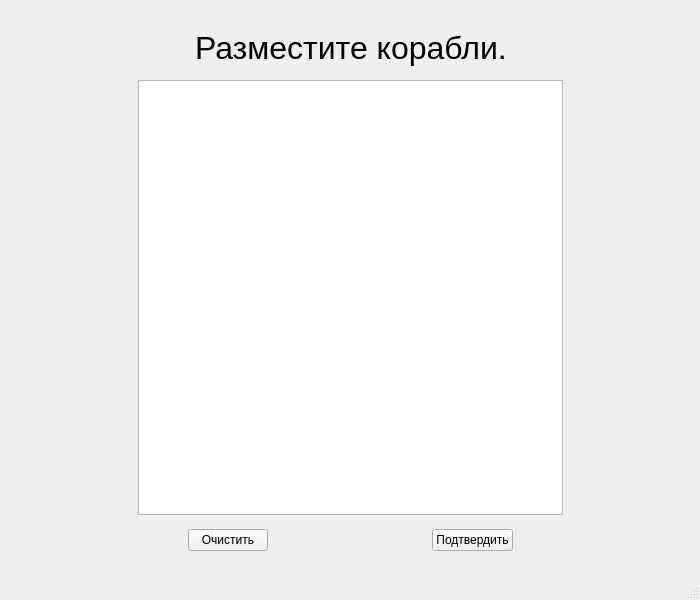
Old version of the form qt_windows/edit_win.ui in the repository mansik-75/first_course_semester_work_2.
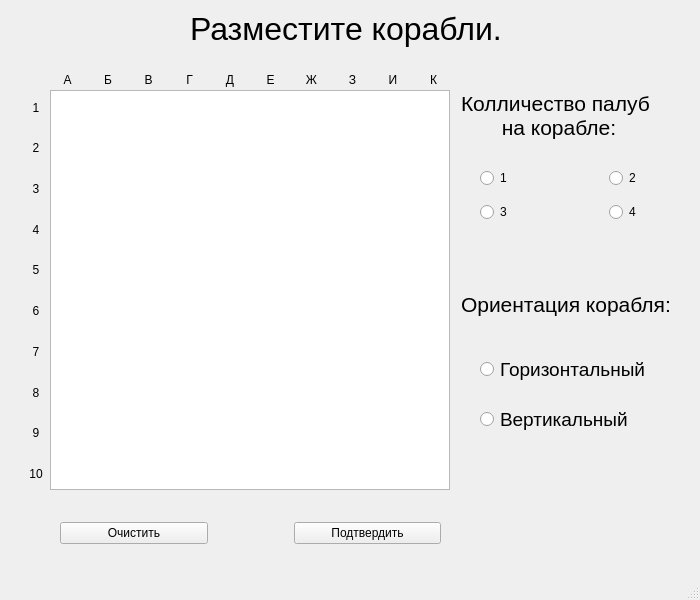
New version of the form.

Diff of the .ui file:
```diff
--- a/qt_windows/edit_win.ui
+++ b/qt_windows/edit_win.ui
@@ -14,18 +14,341 @@
    <string>Edit</string>
   </property>
   <widget class="QWidget" name="centralwidget">
+   <widget class="QGraphicsView" name="graphicsView">
+    <property name="geometry">
+     <rect>
+      <x>50</x>
+      <y>90</y>
+      <width>400</width>
+      <height>400</height>
+     </rect>
+    </property>
+   </widget>
+   <widget class="QWidget" name="layoutWidget">
+    <property name="geometry">
+     <rect>
+      <x>60</x>
+      <y>520</y>
+      <width>381</width>
+      <height>27</height>
+     </rect>
+    </property>
+    <layout class="QHBoxLayout" name="horizontalLayout">
+     <item>
+      <widget class="QPushButton" name="pushButton">
+       <property name="text">
+        <string>Очистить</string>
+       </property>
+      </widget>
+     </item>
+     <item>
+      <spacer name="horizontalSpacer">
+       <property name="orientation">
+        <enum>Qt::Horizontal</enum>
+       </property>
+       <property name="sizeType">
+        <enum>QSizePolicy::Fixed</enum>
+       </property>
+       <property name="sizeHint" stdset="0">
+        <size>
+         <width>80</width>
+         <height>20</height>
+        </size>
+       </property>
+      </spacer>
+     </item>
+     <item>
+      <widget class="QPushButton" name="pushButton_2">
+       <property name="text">
+        <string>Подтвердить</string>
+       </property>
+      </widget>
+     </item>
+    </layout>
+   </widget>
+   <widget class="QWidget" name="layoutWidget">
+    <property name="geometry">
+     <rect>
+      <x>10</x>
+      <y>90</y>
+      <width>41</width>
+      <height>401</height>
+     </rect>
+    </property>
+    <layout class="QVBoxLayout" name="verticalLayout_4">
+     <property name="leftMargin">
+      <number>11</number>
+     </property>
+     <item>
+      <widget class="QLabel" name="label_4">
+       <property name="text">
+        <string>1</string>
+       </property>
+       <property name="alignment">
+        <set>Qt::AlignCenter</set>
+       </property>
+      </widget>
+     </item>
+     <item>
+      <widget class="QLabel" name="label_5">
+       <property name="text">
+        <string>2</string>
+       </property>
+       <property name="alignment">
+        <set>Qt::AlignCenter</set>
+       </property>
+      </widget>
+     </item>
+     <item>
+      <widget class="QLabel" name="label_6">
+       <property name="text">
+        <string>3</string>
+       </property>
+       <property name="alignment">
+        <set>Qt::AlignCenter</set>
+       </property>
+      </widget>
+     </item>
+     <item>
+      <widget class="QLabel" name="label_7">
+       <property name="text">
+        <string>4</string>
+       </property>
+       <property name="alignment">
+        <set>Qt::AlignCenter</set>
+       </property>
+      </widget>
+     </item>
+     <item>
+      <widget class="QLabel" name="label_8">
+       <property name="text">
+        <string>5</string>
+       </property>
+       <property name="alignment">
+        <set>Qt::AlignCenter</set>
+       </property>
+      </widget>
+     </item>
+     <item>
+      <widget class="QLabel" name="label_9">
+       <property name="text">
+        <string>6</string>
+       </property>
+       <property name="alignment">
+        <set>Qt::AlignCenter</set>
+       </property>
+      </widget>
+     </item>
+     <item>
+      <widget class="QLabel" name="label_10">
+       <property name="text">
+        <string>7</string>
+       </property>
+       <property name="alignment">
+        <set>Qt::AlignCenter</set>
+       </property>
+      </widget>
+     </item>
+     <item>
+      <widget class="QLabel" name="label_11">
+       <property name="text">
+        <string>8</string>
+       </property>
+       <property name="alignment">
+        <set>Qt::AlignCenter</set>
+       </property>
+      </widget>
+     </item>
+     <item>
+      <widget class="QLabel" name="label_12">
+       <property name="text">
+        <string>9</string>
+       </property>
+       <property name="alignment">
+        <set>Qt::AlignCenter</set>
+       </property>
+      </widget>
+     </item>
+     <item>
+      <widget class="QLabel" name="label_13">
+       <property name="text">
+        <string>10</string>
+       </property>
+       <property name="alignment">
+        <set>Qt::AlignCenter</set>
+       </property>
+      </widget>
+     </item>
+    </layout>
+   </widget>
+   <widget class="QLabel" name="label">
+    <property name="geometry">
+     <rect>
+      <x>190</x>
+      <y>10</y>
+      <width>318</width>
+      <height>37</height>
+     </rect>
+    </property>
+    <property name="font">
+     <font>
+      <pointsize>24</pointsize>
+     </font>
+    </property>
+    <property name="text">
+     <string>Разместите корабли.</string>
+    </property>
+   </widget>
+   <widget class="QWidget" name="layoutWidget">
+    <property name="geometry">
+     <rect>
+      <x>50</x>
+      <y>70</y>
+      <width>401</width>
+      <height>19</height>
+     </rect>
+    </property>
+    <layout class="QHBoxLayout" name="horizontalLayout_4">
+     <item>
+      <widget class="QLabel" name="label_14">
+       <property name="text">
+        <string>А</string>
+       </property>
+       <property name="alignment">
+        <set>Qt::AlignCenter</set>
+       </property>
+      </widget>
+     </item>
+     <item>
+      <widget class="QLabel" name="label_15">
+       <property name="text">
+        <string>Б</string>
+       </property>
+       <property name="alignment">
+        <set>Qt::AlignCenter</set>
+       </property>
+      </widget>
+     </item>
+     <item>
+      <widget class="QLabel" name="label_16">
+       <property name="text">
+        <string>В</string>
+       </property>
+       <property name="alignment">
+        <set>Qt::AlignCenter</set>
+       </property>
+      </widget>
+     </item>
+     <item>
+      <widget class="QLabel" name="label_17">
+       <property name="text">
+        <string>Г</string>
+       </property>
+       <property name="alignment">
+        <set>Qt::AlignCenter</set>
+       </property>
+      </widget>
+     </item>
+     <item>
+      <widget class="QLabel" name="label_18">
+       <property name="text">
+        <string>Д</string>
+       </property>
+       <property name="alignment">
+        <set>Qt::AlignCenter</set>
+       </property>
+      </widget>
+     </item>
+     <item>
+      <widget class="QLabel" name="label_19">
+       <property name="text">
+        <string>Е</string>
+       </property>
+       <property name="alignment">
+        <set>Qt::AlignCenter</set>
+       </property>
+      </widget>
+     </item>
+     <item>
+      <widget class="QLabel" name="label_20">
+       <property name="text">
+        <string>Ж</string>
+       </property>
+       <property name="alignment">
+        <set>Qt::AlignCenter</set>
+       </property>
+      </widget>
+     </item>
+     <item>
+      <widget class="QLabel" name="label_21">
+       <property name="text">
+        <string>З</string>
+       </property>
+       <property name="alignment">
+        <set>Qt::AlignCenter</set>
+       </property>
+      </widget>
+     </item>
+     <item>
+      <widget class="QLabel" name="label_22">
+       <property name="text">
+        <string>И</string>
+       </property>
+       <property name="alignment">
+        <set>Qt::AlignCenter</set>
+       </property>
+      </widget>
+     </item>
+     <item>
+      <widget class="QLabel" name="label_23">
+       <property name="text">
+        <string>К</string>
+       </property>
+       <property name="alignment">
+        <set>Qt::AlignCenter</set>
+       </property>
+      </widget>
+     </item>
+    </layout>
+   </widget>
+   <widget class="QLabel" name="label_2">
+    <property name="geometry">
+     <rect>
+      <x>461</x>
+      <y>91</y>
+      <width>193</width>
+      <height>48</height>
+     </rect>
+    </property>
+    <property name="font">
+     <font>
+      <pointsize>16</pointsize>
+     </font>
+    </property>
+    <property name="text">
+     <string>Колличество палуб
+       на корабле:</string>
+    </property>
+   </widget>
    <widget class="QWidget" name="">
     <property name="geometry">
      <rect>
-      <x>30</x>
-      <y>30</y>
-      <width>641</width>
-      <height>521</height>
+      <x>480</x>
+      <y>160</y>
+      <width>161</width>
+      <height>71</height>
      </rect>
     </property>
     <layout class="QVBoxLayout" name="verticalLayout">
      <item>
       <layout class="QHBoxLayout" name="horizontalLayout_2">
+       <item>
+        <widget class="QRadioButton" name="radioButton">
+         <property name="text">
+          <string>1</string>
+         </property>
+        </widget>
+       </item>
        <item>
         <spacer name="horizontalSpacer_2">
          <property name="orientation">
@@ -40,127 +363,25 @@
         </spacer>
        </item>
        <item>
-        <widget class="QLabel" name="label">
-         <property name="font">
-          <font>
-           <pointsize>24</pointsize>
-          </font>
-         </property>
+        <widget class="QRadioButton" name="radioButton_2">
          <property name="text">
-          <string>Разместите корабли.</string>
+          <string>2</string>
          </property>
         </widget>
        </item>
-       <item>
-        <spacer name="horizontalSpacer_3">
-         <property name="orientation">
-          <enum>Qt::Horizontal</enum>
-         </property>
-         <property name="sizeHint" stdset="0">
-          <size>
-           <width>40</width>
-           <height>20</height>
-          </size>
-         </property>
-        </spacer>
-       </item>
       </layout>
      </item>
-     <item>
-      <spacer name="verticalSpacer">
-       <property name="orientation">
-        <enum>Qt::Vertical</enum>
-       </property>
-       <property name="sizeType">
-        <enum>QSizePolicy::Fixed</enum>
-       </property>
-       <property name="sizeHint" stdset="0">
-        <size>
-         <width>20</width>
-         <height>8</height>
-        </size>
-       </property>
-      </spacer>
-     </item>
      <item>
       <layout class="QHBoxLayout" name="horizontalLayout_3">
        <item>
-        <spacer name="horizontalSpacer_4">
-         <property name="orientation">
-          <enum>Qt::Horizontal</enum>
-         </property>
-         <property name="sizeType">
-          <enum>QSizePolicy::Fixed</enum>
-         </property>
-         <property name="sizeHint" stdset="0">
-          <size>
-           <width>108</width>
-           <height>20</height>
-          </size>
-         </property>
-        </spacer>
-       </item>
-       <item>
-        <widget class="QGraphicsView" name="graphicsView"/>
-       </item>
-       <item>
-        <spacer name="horizontalSpacer_5">
-         <property name="orientation">
-          <enum>Qt::Horizontal</enum>
-         </property>
-         <property name="sizeType">
-          <enum>QSizePolicy::Fixed</enum>
-         </property>
-         <property name="sizeHint" stdset="0">
-          <size>
-           <width>108</width>
-           <height>20</height>
-          </size>
-         </property>
-        </spacer>
-       </item>
-      </layout>
-     </item>
-     <item>
-      <spacer name="verticalSpacer_2">
-       <property name="orientation">
-        <enum>Qt::Vertical</enum>
-       </property>
-       <property name="sizeType">
-        <enum>QSizePolicy::Fixed</enum>
-       </property>
-       <property name="sizeHint" stdset="0">
-        <size>
-         <width>20</width>
-         <height>8</height>
-        </size>
-       </property>
-      </spacer>
-     </item>
-     <item>
-      <layout class="QHBoxLayout" name="horizontalLayout">
-       <item>
-        <spacer name="horizontalSpacer_7">
-         <property name="orientation">
-          <enum>Qt::Horizontal</enum>
-         </property>
-         <property name="sizeHint" stdset="0">
-          <size>
-           <width>40</width>
-           <height>20</height>
-          </size>
-         </property>
-        </spacer>
-       </item>
-       <item>
-        <widget class="QPushButton" name="pushButton">
+        <widget class="QRadioButton" name="radioButton_3">
          <property name="text">
-          <string>Очистить</string>
+          <string>3</string>
          </property>
         </widget>
        </item>
        <item>
-        <spacer name="horizontalSpacer">
+        <spacer name="horizontalSpacer_3">
          <property name="orientation">
           <enum>Qt::Horizontal</enum>
          </property>
@@ -173,39 +394,70 @@
         </spacer>
        </item>
        <item>
-        <widget class="QPushButton" name="pushButton_2">
+        <widget class="QRadioButton" name="radioButton_4">
          <property name="text">
-          <string>Подтвердить</string>
+          <string>4</string>
          </property>
         </widget>
        </item>
-       <item>
-        <spacer name="horizontalSpacer_6">
-         <property name="orientation">
-          <enum>Qt::Horizontal</enum>
-         </property>
-         <property name="sizeHint" stdset="0">
-          <size>
-           <width>40</width>
-           <height>20</height>
-          </size>
-         </property>
-        </spacer>
-       </item>
       </layout>
      </item>
     </layout>
    </widget>
-  </widget>
-  <widget class="QMenuBar" name="menubar">
-   <property name="geometry">
-    <rect>
-     <x>0</x>
-     <y>0</y>
-     <width>700</width>
-     <height>22</height>
-    </rect>
-   </property>
+   <widget class="QLabel" name="label_3">
+    <property name="geometry">
+     <rect>
+      <x>461</x>
+      <y>292</y>
+      <width>216</width>
+      <height>24</height>
+     </rect>
+    </property>
+    <property name="font">
+     <font>
+      <pointsize>16</pointsize>
+     </font>
+    </property>
+    <property name="text">
+     <string>Ориентация корабля:</string>
+    </property>
+   </widget>
+   <widget class="QWidget" name="">
+    <property name="geometry">
+     <rect>
+      <x>480</x>
+      <y>340</y>
+      <width>177</width>
+      <height>110</height>
+     </rect>
+    </property>
+    <layout class="QVBoxLayout" name="verticalLayout_2">
+     <item>
+      <widget class="QRadioButton" name="radioButton_5">
+       <property name="font">
+        <font>
+         <pointsize>14</pointsize>
+        </font>
+       </property>
+       <property name="text">
+        <string>Горизонтальный</string>
+       </property>
+      </widget>
+     </item>
+     <item>
+      <widget class="QRadioButton" name="radioButton_6">
+       <property name="font">
+        <font>
+         <pointsize>14</pointsize>
+        </font>
+       </property>
+       <property name="text">
+        <string>Вертикальный</string>
+       </property>
+      </widget>
+     </item>
+    </layout>
+   </widget>
   </widget>
   <widget class="QStatusBar" name="statusbar"/>
  </widget>
```
